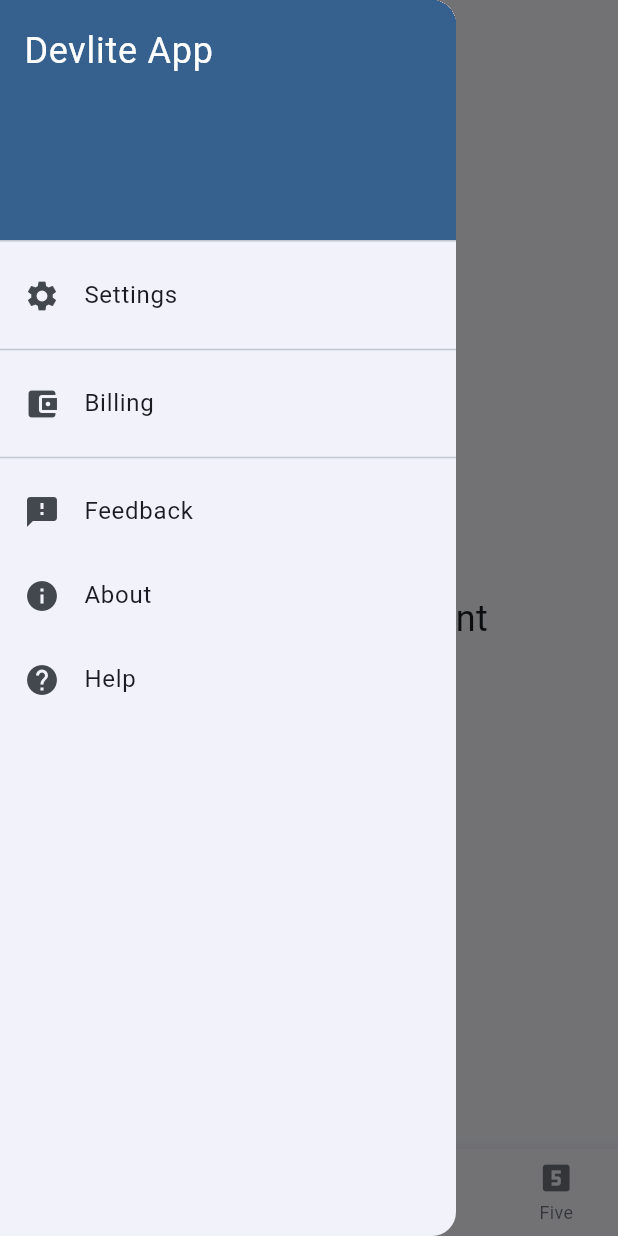
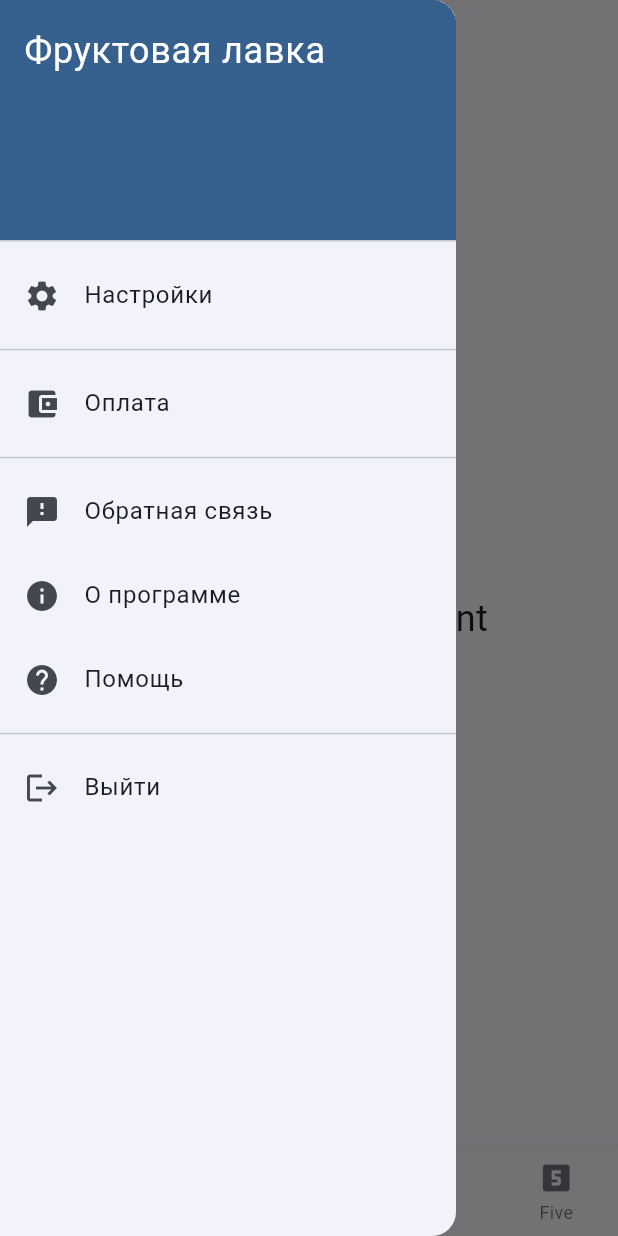
Before and after one commit to moztopia/devlite_flutter, a Flutter app: the screen it shows after launch, after a tap on "Go to Home Screen", after a tap on the "menu" icon, on a phone screen of 412 x 824 dp. Run offline on Flutter 3.47's test engine with Material 3 defaults, Android fonts, the phone set to English and light mode, and no system bars; our stand-ins replace dio; missing offline and left inert: window_manager; network calls fail.

Commit message:
LocalizationService
Basic process in place. Need to point it at the translation topics.

```diff
--- a/assets/configuration.json
+++ b/assets/configuration.json
@@ -10,5 +10,9 @@
     "theme": {
         "baseColor": "0xFF2196F3",
         "mode": "system"
+    },
+    "language": {
+        "preferred": "es",
+        "fallback": "en"
     }
 }
--- /dev/null
+++ b/assets/languages/en.json
@@ -0,0 +1,13 @@
+{
+    "header": {
+        "title": "Фруктовая лавка",
+        "drawer": {
+            "settings": "Настройки",
+            "billing": "Оплата",
+            "logout": "Выйти",
+            "about": "О программе",
+            "help": "Помощь",
+            "feedback": "Обратная связь"
+        }
+    }
+}
--- /dev/null
+++ b/assets/languages/fil.json
@@ -0,0 +1,13 @@
+{
+    "header": {
+        "title": "Tindahan ng Prutas",
+        "drawer": {
+            "settings": "Mga Setting",
+            "billing": "Pagsingil",
+            "logout": "Mag-logout",
+            "about": "Tungkol",
+            "help": "Tulong",
+            "feedback": "Feedback"
+        }
+    }
+}
--- /dev/null
+++ b/assets/languages/old_en.json
@@ -0,0 +1,13 @@
+{
+    "header": {
+        "title": "Fruitstand",
+        "drawer": {
+            "settings": "Settings",
+            "billing": "Billing",
+            "logout": "Logout",
+            "about": "About",
+            "help": "Help",
+            "feedback": "Feedback"
+        }
+    }
+}
--- /dev/null
+++ b/assets/languages/th.json
@@ -0,0 +1,13 @@
+{
+    "header": {
+        "title": "ร้านขายผลไม้",
+        "drawer": {
+            "settings": "การตั้งค่า",
+            "billing": "การเรียกเก็บเงิน",
+            "logout": "ออกจากระบบ",
+            "about": "เกี่ยวกับ",
+            "help": "ช่วยเหลือ",
+            "feedback": "ข้อเสนอแนะ"
+        }
+    }
+}
--- a/lib/screens/primary_screen.dart
+++ b/lib/screens/primary_screen.dart
@@ -2,6 +2,7 @@ import 'package:flutter/material.dart';
 import 'package:devlite_flutter/widgets/widgets.dart';
 import 'package:devlite_flutter/screens/screens.dart';
 import 'package:devlite_flutter/utilities/utilities.dart';
+import 'package:devlite_flutter/services/services.dart';
 
 class PrimaryScreen extends StatefulWidget {
   const PrimaryScreen({super.key});
@@ -30,18 +31,40 @@ class _PrimaryScreenState extends State<PrimaryScreen> {
     'Five',
   ];
 
-  final List<Map<String, dynamic>> _drawerItems = const [
-    {'label': 'Settings', 'icon': Icons.settings, 'isDivider': false},
+  final List<Map<String, dynamic>> _drawerItems = [
+    {
+      'label': LocalizationService().translate('header.drawer.settings'),
+      'icon': Icons.settings,
+      'isDivider': false
+    },
     {'isDivider': true},
     {
-      'label': 'Billing',
+      'label': LocalizationService().translate('header.drawer.billing'),
       'icon': Icons.account_balance_wallet,
       'isDivider': false
     },
     {'isDivider': true},
-    {'label': 'Feedback', 'icon': Icons.feedback, 'isDivider': false},
-    {'label': 'About', 'icon': Icons.info, 'isDivider': false},
-    {'label': 'Help', 'icon': Icons.help, 'isDivider': false},
+    {
+      'label': LocalizationService().translate('header.drawer.feedback'),
+      'icon': Icons.feedback,
+      'isDivider': false
+    },
+    {
+      'label': LocalizationService().translate('header.drawer.about'),
+      'icon': Icons.info,
+      'isDivider': false
+    },
+    {
+      'label': LocalizationService().translate('header.drawer.help'),
+      'icon': Icons.help,
+      'isDivider': false
+    },
+    {'isDivider': true},
+    {
+      'label': LocalizationService().translate('header.drawer.logout'),
+      'icon': Icons.logout,
+      'isDivider': false
+    },
   ];
 
   void _onItemTapped(int index) {
@@ -81,8 +104,8 @@ class _PrimaryScreenState extends State<PrimaryScreen> {
                 decoration: BoxDecoration(
                   color: Theme.of(context).colorScheme.primary,
                 ),
-                child: const Text('Devlite App',
-                    style: TextStyle(color: Colors.white, fontSize: 24)),
+                child: Text(LocalizationService().translate('header.title'),
+                    style: const TextStyle(color: Colors.white, fontSize: 24)),
               );
             }
             final item = _drawerItems[index - 1];
--- /dev/null
+++ b/lib/services/LocalizationService/localization_service.dart
@@ -0,0 +1,109 @@
+import 'dart:convert';
+import 'package:flutter/services.dart' show rootBundle;
+import 'package:devlite_flutter/utilities/utilities.dart';
+import 'package:devlite_flutter/services/services.dart';
+
+class LocalizationService {
+  static final LocalizationService _instance = LocalizationService._internal();
+  factory LocalizationService() => _instance;
+  LocalizationService._internal();
+
+  Map<String, dynamic> _localizedStrings = {};
+  Map<String, dynamic> _fallbackStrings = {};
+  String _currentLocale = 'en';
+  late String _fallbackLocale;
+
+  String get currentLocale => _currentLocale;
+
+  Future<Map<String, dynamic>> _loadLocale(String locale) async {
+    final String path = 'assets/languages/$locale.json';
+    try {
+      final String jsonString = await rootBundle.loadString(path);
+      return json.decode(jsonString);
+    } catch (e) {
+      mozPrint('Failed to load localization for "$locale": $e', 'LOCALIZATION',
+          '', 'ERROR');
+      return {};
+    }
+  }
+
+  Future<void> load(String locale) async {
+    _currentLocale = locale;
+    _localizedStrings = await _loadLocale(_currentLocale);
+    mozPrint('Localization for "$_currentLocale" loaded successfully.',
+        'LOCALIZATION');
+  }
+
+  String translate(String key) {
+    List<String> parts = key.split('.');
+    dynamic currentLevel = _localizedStrings;
+    dynamic fallbackLevel = _fallbackStrings;
+    String translatedValue;
+
+    for (int i = 0; i < parts.length; i++) {
+      String part = parts[i];
+      if (currentLevel is Map<String, dynamic> &&
+          currentLevel.containsKey(part)) {
+        currentLevel = currentLevel[part];
+      } else {
+        currentLevel = null;
+      }
+
+      if (fallbackLevel is Map<String, dynamic> &&
+          fallbackLevel.containsKey(part)) {
+        fallbackLevel = fallbackLevel[part];
+      } else {
+        fallbackLevel = null;
+      }
+    }
+
+    if (currentLevel != null) {
+      translatedValue = currentLevel.toString();
+    } else if (fallbackLevel != null) {
+      translatedValue = fallbackLevel.toString();
+      mozPrint(
+          'Key "$key" not found in "$_currentLocale", falling back to "$_fallbackLocale".',
+          'LOCALIZATION',
+          '',
+          'WARNING');
+    } else {
+      mozPrint('Localization key "$key" not found in any locale.',
+          'LOCALIZATION', '', 'WARNING');
+      translatedValue = key;
+    }
+
+    return translatedValue;
+  }
+
+  Future<void> setCurrentLocale(String locale) async {
+    _currentLocale = locale;
+    await load(_currentLocale);
+  }
+
+  String _getDeviceLanguageCode() {
+    final Configuration config = Configuration();
+    final String? languageCode = config.getKey('device.locale.languageCode');
+    return languageCode ?? config.getKey('languages.fallback') ?? 'en';
+  }
+
+  Future<void> initializeLocale() async {
+    final Configuration config = Configuration();
+    _fallbackLocale = config.getKey('language.fallback') as String? ?? 'en';
+
+    String? preferredLanguageCode =
+        config.getKey('language.preferred') as String?;
+    String langCode = preferredLanguageCode ?? _getDeviceLanguageCode();
+    _currentLocale = langCode;
+
+    _localizedStrings = await _loadLocale(_currentLocale);
+    if (_currentLocale != _fallbackLocale) {
+      _fallbackStrings = await _loadLocale(_fallbackLocale);
+    } else {
+      _fallbackStrings = _localizedStrings;
+    }
+
+    mozPrint(
+        'Localization initialized for "$_currentLocale" (fallback "$_fallbackLocale").',
+        'LOCALIZATION');
+  }
+}
--- a/lib/services/services.dart
+++ b/lib/services/services.dart
@@ -1,2 +1,3 @@
 export 'package:devlite_flutter/services/ApiService/api_service.dart';
 export 'package:devlite_flutter/services/ConfigurationService/configuration_service.dart';
+export 'package:devlite_flutter/services/LocalizationService/localization_service.dart';
--- /dev/null
+++ b/lib/startup/load_localization_data.dart
@@ -0,0 +1,8 @@
+import 'package:devlite_flutter/utilities/utilities.dart';
+import 'package:devlite_flutter/services/services.dart';
+
+Future<void> loadLocalizationData() async {
+  await LocalizationService().initializeLocale();
+  mozPrint(
+      'Localization data loaded based on device locale.', 'STARTUP', 'DATA');
+}
--- a/lib/startup/startup.dart
+++ b/lib/startup/startup.dart
@@ -1,6 +1,7 @@
 export 'package:devlite_flutter/startup/initialize_platform_environment.dart';
 export 'package:devlite_flutter/startup/load_asset_configuration.dart';
 export 'package:devlite_flutter/startup/load_device_data.dart';
+export 'package:devlite_flutter/startup/load_localization_data.dart';
 export 'package:devlite_flutter/startup/load_runtime_data.dart';
 export 'package:devlite_flutter/startup/load_welcome_endpoint_data.dart';
 export 'package:devlite_flutter/startup/load_theme_data.dart';
--- a/lib/startup/startup_process.dart
+++ b/lib/startup/startup_process.dart
@@ -16,6 +16,7 @@ Future<void> performStartupProcess({
     'Initializing...',
     'Loading Assets...',
     'Loading Environment...',
+    'Loading Languages...',
     'Starting Services...',
     'Connecting...',
     '1..2..3......Blast Off!'
@@ -42,6 +43,11 @@ Future<void> performStartupProcess({
 
     currentStep++;
     updateMessage(loadingSteps[3], currentStep / totalSteps);
+    await loadLocalizationData();
+    await Future.delayed(const Duration(seconds: 1));
+
+    currentStep++;
+    updateMessage(loadingSteps[4], currentStep / totalSteps);
     final String? apiBaseUrl = Configuration().getKey('api.baseurl');
     final Uri? parsedUri = apiBaseUrl != null ? Uri.tryParse(apiBaseUrl) : null;
 
@@ -59,12 +65,12 @@ Future<void> performStartupProcess({
     await Future.delayed(const Duration(seconds: 1));
 
     currentStep++;
-    updateMessage(loadingSteps[4], currentStep / totalSteps);
+    updateMessage(loadingSteps[5], currentStep / totalSteps);
     await loadWelcomeEndpointData();
     await Future.delayed(const Duration(seconds: 1));
 
     currentStep++;
-    updateMessage(loadingSteps[5], currentStep / totalSteps);
+    updateMessage(loadingSteps[6], currentStep / totalSteps);
     await Future.delayed(const Duration(seconds: 1));
 
     mozPrint('All startup tasks completed successfully.', 'STARTUP', 'PROCESS');
--- a/pubspec.yaml
+++ b/pubspec.yaml
@@ -30,3 +30,4 @@ flutter:
 
   assets:
     - assets/configuration.json
+    - assets/languages/
```
